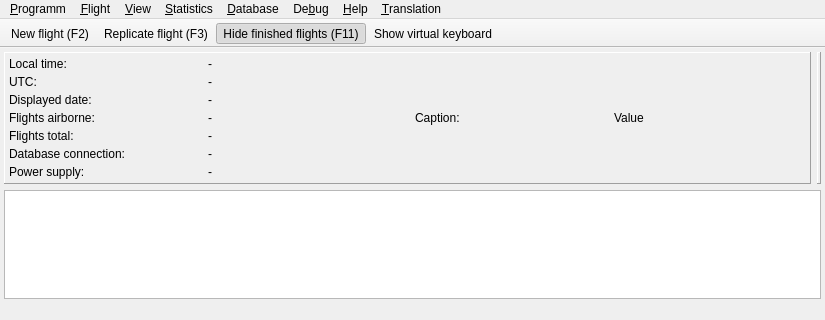
Qt form src/gui/windows/MainWindow.ui (startkladde/startkladde) before a commit; both pictures show x 0 to 825 and y 0 to 320 of the 825 by 657 pixel window.
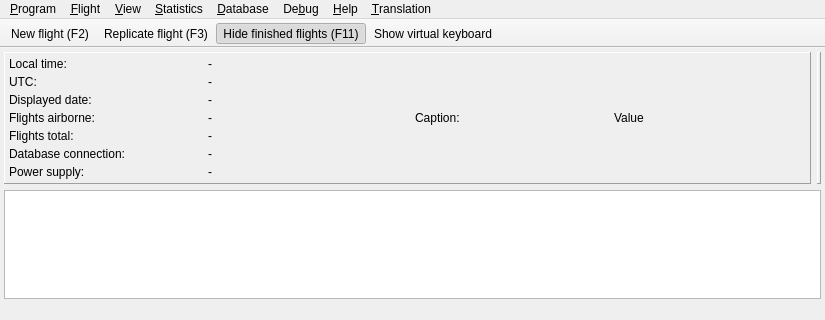
The same form after that commit. Icons and pictures are not drawn. Custom widgets are drawn as their Qt base class.

Patch:
```diff
--- a/src/gui/windows/MainWindow.ui
+++ b/src/gui/windows/MainWindow.ui
@@ -357,12 +357,12 @@
      <x>0</x>
      <y>0</y>
      <width>825</width>
-     <height>21</height>
+     <height>25</height>
     </rect>
    </property>
    <widget class="QMenu" name="menuProgram">
     <property name="title">
-     <string>&amp;Programm</string>
+     <string>&amp;Program</string>
     </property>
     <addaction name="actionSettings"/>
     <addaction name="actionSetTime"/>
```
Left out of the diff: 5 changed lines with no effect on the pictures.
